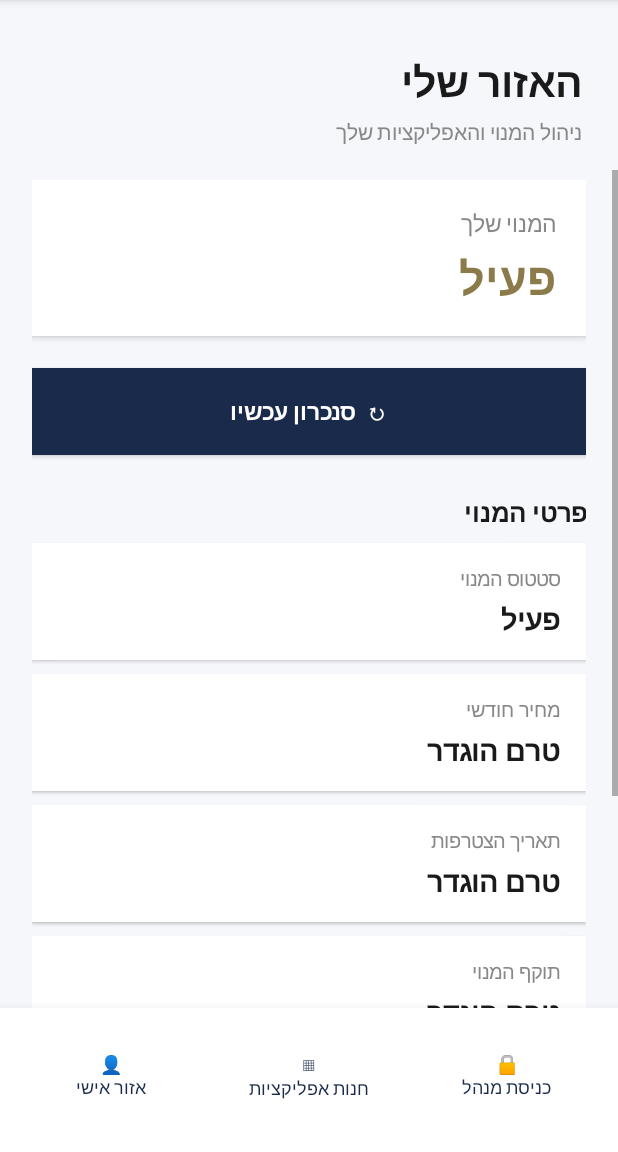
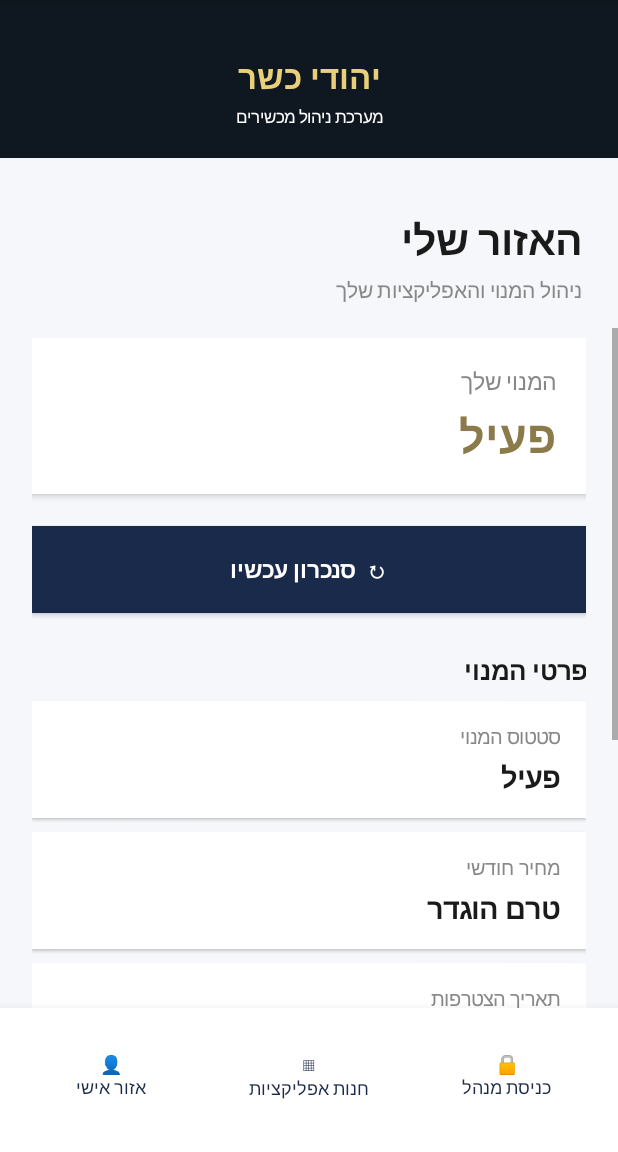
Before and after one commit to 05484ym-max/android-mdm-system, an Android app: the CustomerActivity screen opened directly, with no data from a screen before it, on a phone screen of 412 x 824 dp, the part 84-1236 px from its top. Run offline under Robolectric (Android 15) with nearby library versions, the phone set to English and light mode, and no system bars.

Commit message:
Move branded header to the customer-facing screen
The dark navy header with the Yehudi Kasher branding was applied to
MainActivity (the admin/technical screen) instead of CustomerActivity,
which is what the customer actually sees on every app open. Adds it
there instead, above the existing 'האזור שלי' section.

Co-Authored-By: Claude Sonnet 5 <noreply@anthropic.com>
Claude-Session: https://claude.ai/code/session_01XLUnXRdGJWvS23VSUeCoDB

```diff
--- a/dpc-app/app/src/main/java/org/mdmopen/dpc/CustomerActivity.kt
+++ b/dpc-app/app/src/main/java/org/mdmopen/dpc/CustomerActivity.kt
@@ -42,6 +42,27 @@ class CustomerActivity : Activity() {
             orientation = LinearLayout.VERTICAL
             setBackgroundColor(Color.parseColor(BG))
         }
+
+        page.addView(LinearLayout(this).apply {
+            orientation = LinearLayout.VERTICAL
+            setBackgroundColor(Color.parseColor(NAVY_DARK))
+            setPadding(24, dp(36), 24, dp(20))
+            gravity = Gravity.CENTER
+            addView(TextView(this@CustomerActivity).apply {
+                text = "יהודי כשר"
+                textSize = 22f
+                setTypeface(null, Typeface.BOLD)
+                setTextColor(Color.parseColor("#E8CF7A"))
+                gravity = Gravity.CENTER
+            })
+            addView(TextView(this@CustomerActivity).apply {
+                text = "מערכת ניהול מכשירים"
+                textSize = 11f
+                setTextColor(Color.WHITE)
+                gravity = Gravity.CENTER
+                setPadding(0, dp(4), 0, 0)
+            })
+        })
 
         val header = LinearLayout(this).apply {
             orientation = LinearLayout.VERTICAL
```
